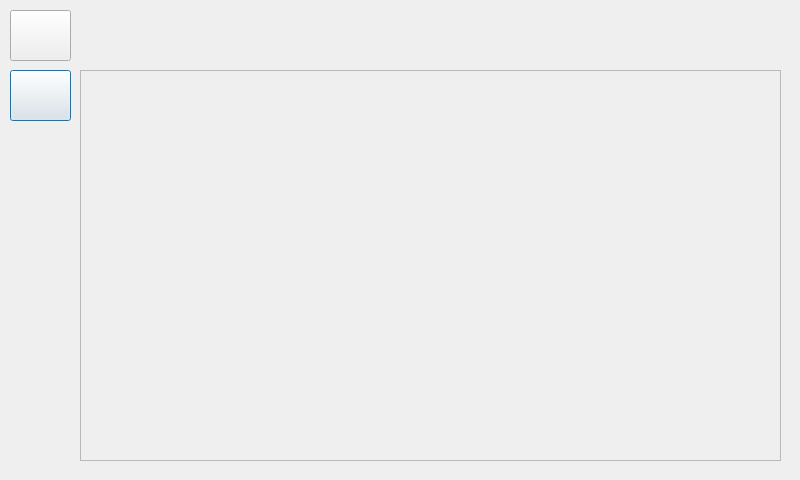
This is UI/smrr_ui/src/ui/screen_options.ui in ENTC-FYP-19-G08/ismrr as Qt 5 draws it before an edit. The edited form follows.
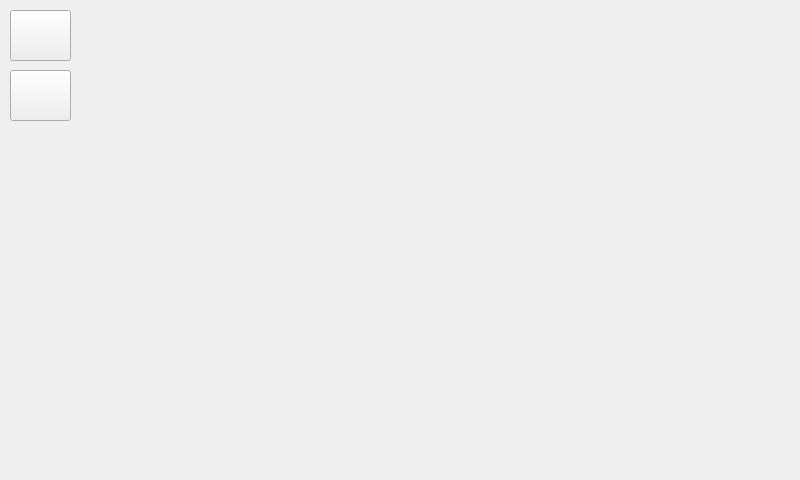
This is the edited form. Icons and pictures are not drawn.

Commit message: remove defualt button in screen option

The edit to the form file:
```diff
--- a/UI/smrr_ui/src/ui/screen_options.ui
+++ b/UI/smrr_ui/src/ui/screen_options.ui
@@ -32,13 +32,14 @@
     <string/>
    </property>
    <property name="icon">
-    <iconset theme="back"/>
+    <iconset theme="back">
+     <normaloff>.</normaloff>.</iconset>
    </property>
    <property name="autoDefault">
     <bool>false</bool>
    </property>
    <property name="default">
-    <bool>true</bool>
+    <bool>false</bool>
    </property>
    <property name="flat">
     <bool>false</bool>
@@ -53,6 +54,9 @@
      <height>391</height>
     </rect>
    </property>
+   <property name="frameShape">
+    <enum>QFrame::NoFrame</enum>
+   </property>
    <property name="widgetResizable">
     <bool>true</bool>
    </property>
@@ -61,8 +65,8 @@
      <rect>
       <x>0</x>
       <y>0</y>
-      <width>699</width>
-      <height>389</height>
+      <width>701</width>
+      <height>391</height>
      </rect>
     </property>
    <layout class="QVBoxLayout" name="scrollLayout">
@@ -70,7 +74,6 @@
         <number>10</number>
     </property>
 </layout>
-
    </widget>
   </widget>
   <widget class="QLabel" name="label">
@@ -105,13 +108,14 @@
     <string/>
    </property>
    <property name="icon">
-    <iconset theme="go-home"/>
+    <iconset theme="go-home">
+     <normaloff>.</normaloff>.</iconset>
    </property>
    <property name="autoDefault">
     <bool>false</bool>
    </property>
    <property name="default">
-    <bool>true</bool>
+    <bool>false</bool>
    </property>
    <property name="flat">
     <bool>false</bool>
```
Lines whose indentation alone changed are shown as unchanged.
